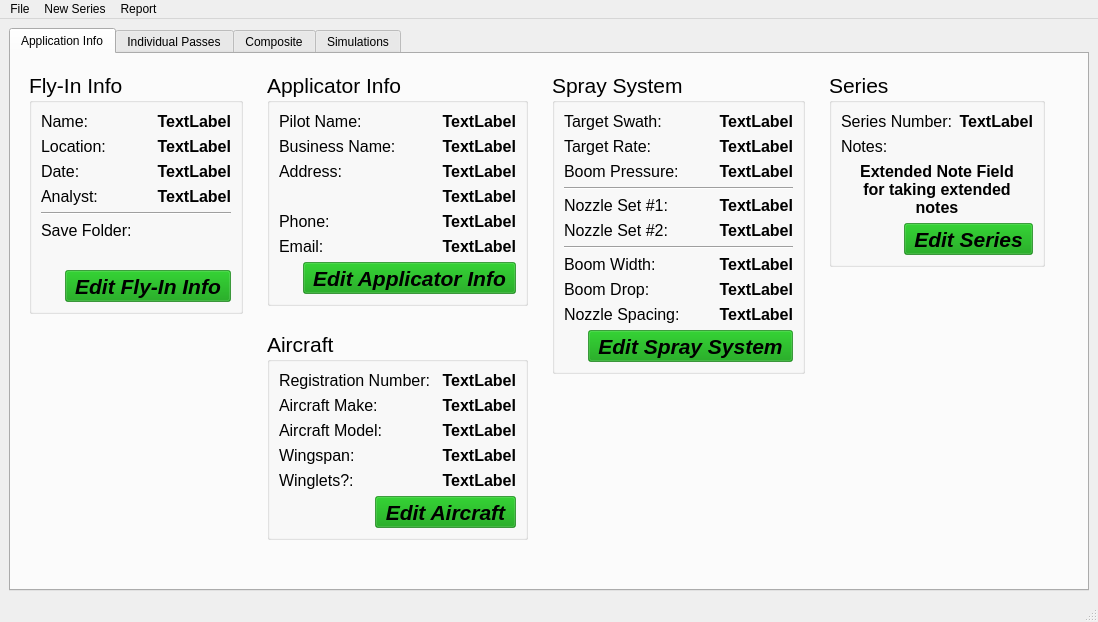
Above: mainWindow.ui from gill14/AccuPatt before the change. Below: the same form after it.
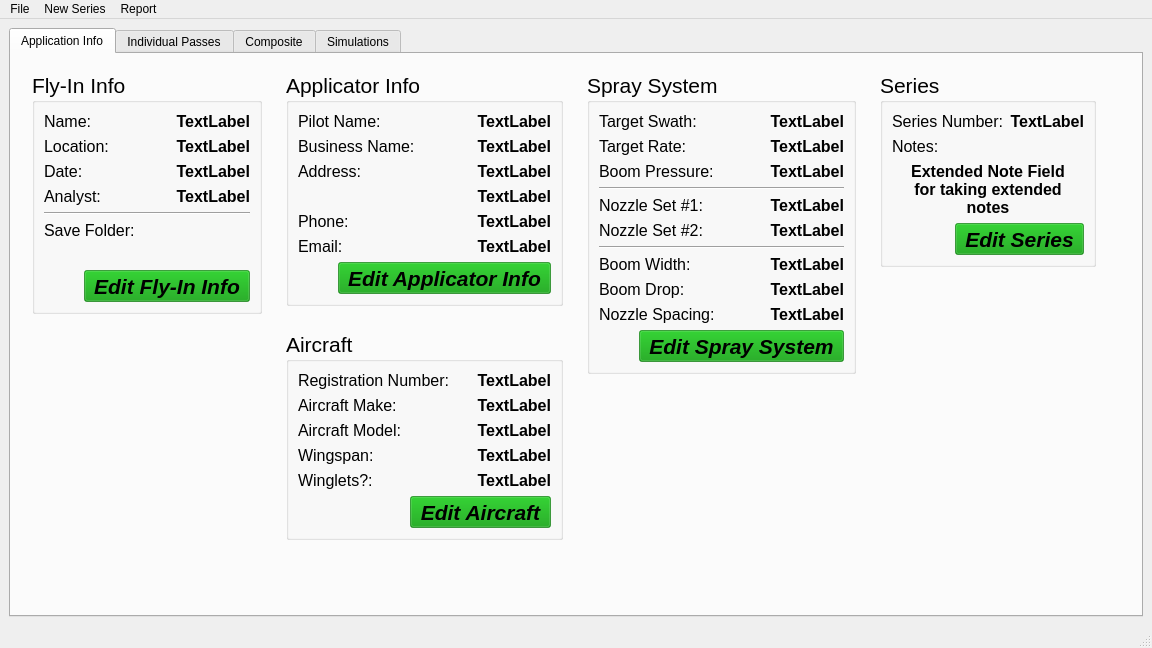
That is the form after the change. Icons and pictures are not drawn. Custom widgets are drawn as their Qt base class.

```diff
--- a/mainWindow.ui
+++ b/mainWindow.ui
@@ -6,8 +6,8 @@
    <rect>
     <x>0</x>
     <y>0</y>
-    <width>1098</width>
-    <height>622</height>
+    <width>1152</width>
+    <height>648</height>
    </rect>
   </property>
   <property name="sizePolicy">
@@ -3302,7 +3302,7 @@
     <rect>
      <x>0</x>
      <y>0</y>
-     <width>1098</width>
+     <width>1152</width>
      <height>22</height>
     </rect>
    </property>
```
